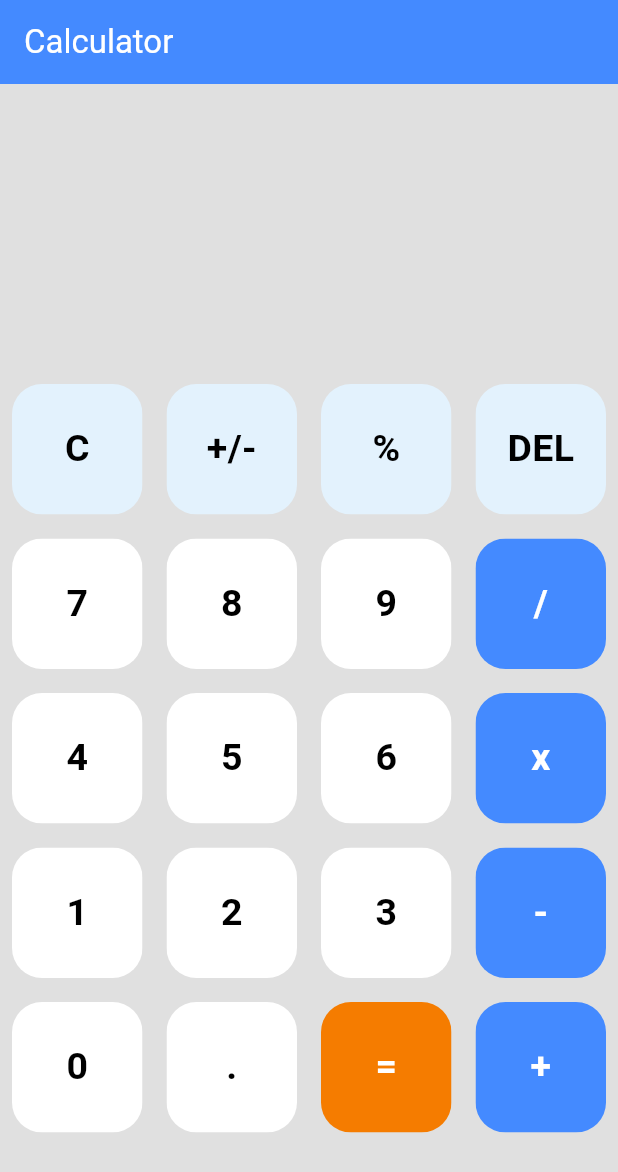
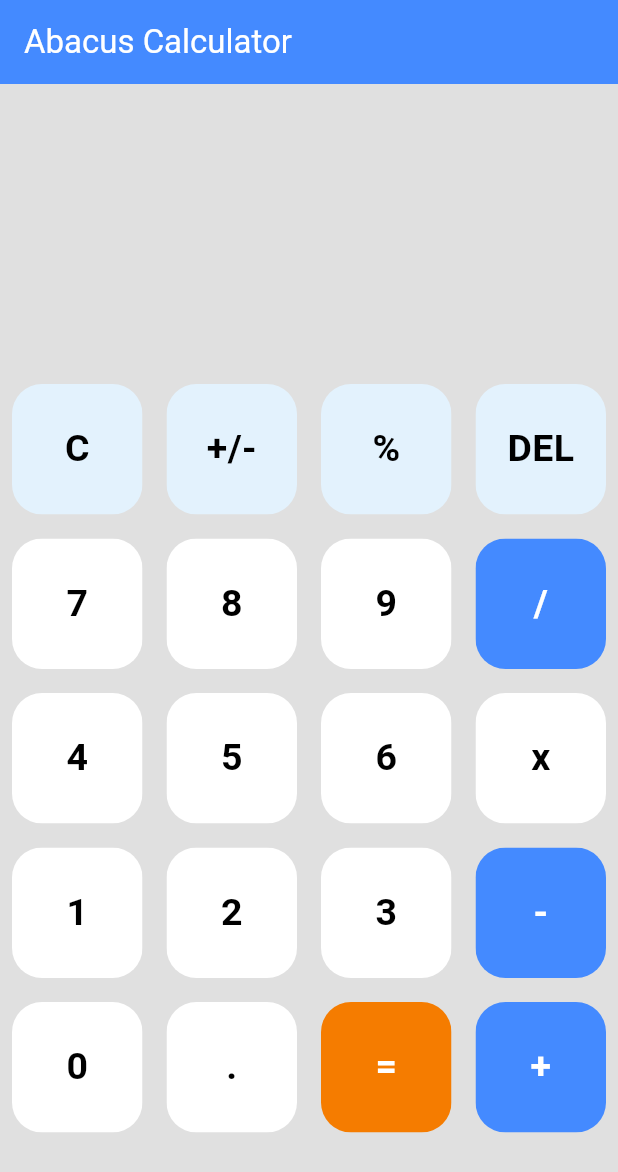
Before and after one commit to studTon/abacus_calc, a Flutter app: the screen it shows after launch, on a phone screen of 412 x 824 dp. Shown: the top 1172 px of the screen. Run offline on Flutter 3.47's test engine with Material 3 defaults, Android fonts, the phone set to English and light mode, and no system bars; our stand-ins replace math_expressions.

```diff
--- a/lib/main.dart
+++ b/lib/main.dart
@@ -12,6 +12,7 @@ class MyApp extends StatelessWidget {
   @override
   Widget build(BuildContext context) {
     return MaterialApp(
+      title: 'Abacus Calculator',
       debugShowCheckedModeBanner: false,
       home: const HomePage(),
     ); // MaterialApp
@@ -57,7 +58,7 @@ class _HomePageState extends State<HomePage> {
   Widget build(BuildContext context) {
     return Scaffold(
       appBar: AppBar(
-        title: const Text("Calculator"),
+        title: const Text("Abacus Calculator"),
         backgroundColor: Colors.blueAccent,
         foregroundColor: Colors.white,
       ),
@@ -175,7 +176,7 @@ class _HomePageState extends State<HomePage> {
   }
 
   bool isOperator(String x) {
-    if (x == '/' || x == 'x' || x == '-' || x == '+' || x == '=') {
+    if (x == '/' || x == 'X' || x == '-' || x == '+' || x == '=') {
       return true;
     }
     return false;
```
Also changed, not shown: 7 other files.
